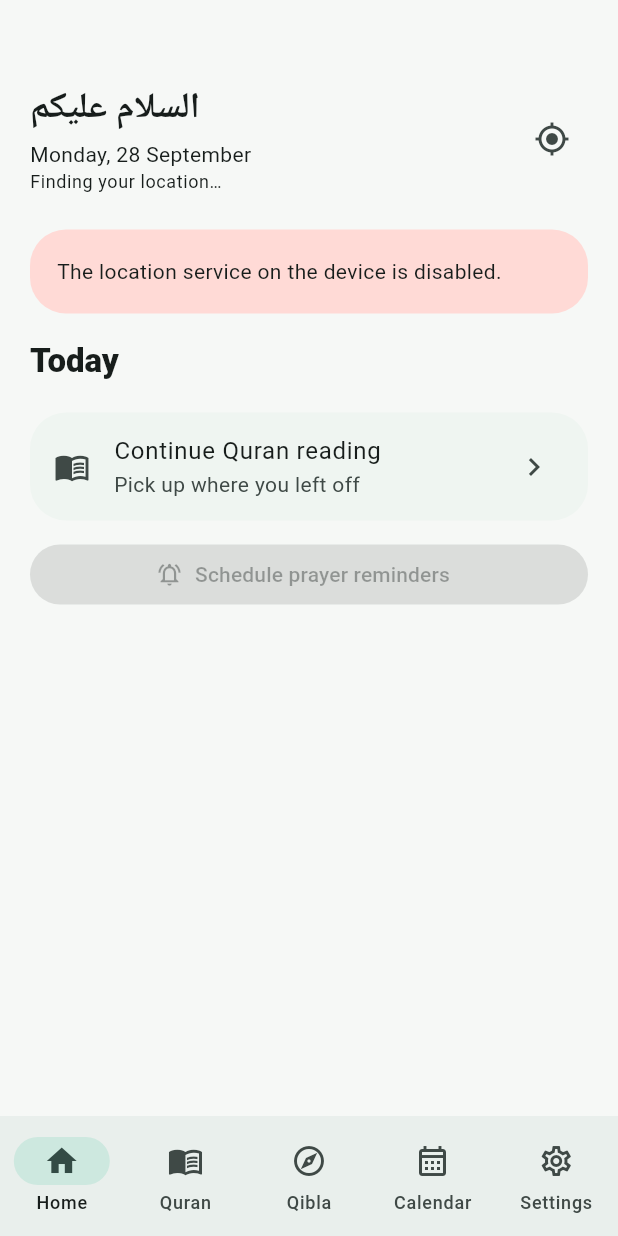
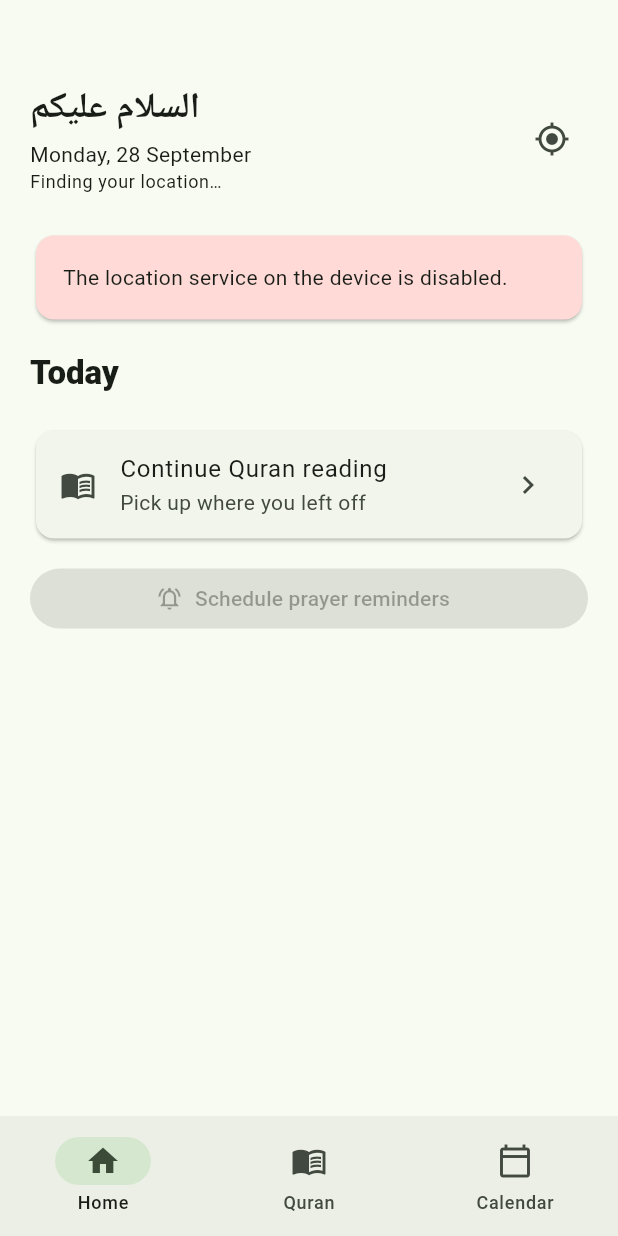
Before and after one commit to 3bdalla3adil/AndroidPrayerTimesApp, a Flutter app: the screen it shows after launch, on a phone screen of 412 x 824 dp. Run offline on Flutter 3.47's test engine with Material 3 defaults, Android fonts, the phone set to English and light mode, and no system bars; our stand-ins replace flutter_local_notifications, flutter_timezone, geolocator, shared_preferences, timezone; missing offline and left inert: adhan_dart, flutter_device_compass, quran_data_dart.

Commit message:
Refactor app structure and navigation
Refactor the app structure to use a RootShell widget and streamline the navigation logic. Removed unused imports and adjusted the MaterialApp setup.

```diff
--- a/flutter_app/lib/app.dart
+++ b/flutter_app/lib/app.dart
@@ -1,75 +1,75 @@
 import 'package:flutter/material.dart';
-import 'package:quran_data_dart/quran.dart';
 
 import 'screens/home_screen.dart';
 import 'screens/quran_screen.dart';
-import 'screens/qibla_screen.dart';
 import 'screens/calendar_screen.dart';
-import 'screens/settings_screen.dart';
-import 'services/notification_service.dart';
+// import 'screens/other_screens.dart';  // add yours
 
-class AppBootstrap {
-  static Future<void> initialize() async {
-    await QuranService.initialize();
-    await NotificationService.initialize();
+class SalawatQuranApp extends StatelessWidget {
+  const SalawatQuranApp({super.key});
+
+  @override
+  Widget build(BuildContext context) {
+    return MaterialApp(
+      title: 'Salawat Quran',
+      debugShowCheckedModeBanner: false,
+      theme: ThemeData(
+        useMaterial3: true,
+        colorSchemeSeed: Colors.green,
+      ),
+      home: const RootShell(),
+    );
   }
 }
 
-class SalawatQuranApp extends StatefulWidget {
-  const SalawatQuranApp({super.key});
+class RootShell extends StatefulWidget {
+  const RootShell({super.key});
 
   @override
-  State<SalawatQuranApp> createState() => _SalawatQuranAppState();
+  State<RootShell> createState() => _RootShellState();
 }
 
-class _SalawatQuranAppState extends State<SalawatQuranApp> {
-  int index = 0;
+class _RootShellState extends State<RootShell> {
+  int _currentIndex = 0;
 
-  final screens = const [
-    HomeScreen(),
-    QuranScreen(),
-    QiblaScreen(),
-    CalendarScreen(),
-    SettingsScreen(),
-  ];
+  // Build only the active tab — lazy loading.
+  Widget _buildBody() {
+    switch (_currentIndex) {
+      case 0:
+        return const HomeScreen();
+      case 1:
+        return const QuranScreen();
+      case 2:
+        return const CalendarScreen();
+      default:
+        return const HomeScreen();
+    }
+  }
 
   @override
   Widget build(BuildContext context) {
-    const seed = Color(0xFF176B5B);
-    return MaterialApp(
-      title: 'Salawat & Quran',
-      debugShowCheckedModeBanner: false,
-      theme: ThemeData(
-        useMaterial3: true,
-        colorScheme: ColorScheme.fromSeed(seedColor: seed),
-        scaffoldBackgroundColor: const Color(0xFFF6F8F6),
-        cardTheme: CardThemeData(
-          elevation: 0,
-          margin: EdgeInsets.zero,
-          shape: RoundedRectangleBorder(borderRadius: BorderRadius.circular(24)),
-        ),
-      ),
-      darkTheme: ThemeData(
-        useMaterial3: true,
-        colorScheme: ColorScheme.fromSeed(
-          seedColor: seed,
-          brightness: Brightness.dark,
-        ),
-      ),
-      themeMode: ThemeMode.system,
-      home: Scaffold(
-        body: IndexedStack(index: index, children: screens),
-        bottomNavigationBar: NavigationBar(
-          selectedIndex: index,
-          onDestinationSelected: (value) => setState(() => index = value),
-          destinations: const [
-            NavigationDestination(icon: Icon(Icons.home_outlined), selectedIcon: Icon(Icons.home), label: 'Home'),
-            NavigationDestination(icon: Icon(Icons.menu_book_outlined), selectedIcon: Icon(Icons.menu_book), label: 'Quran'),
-            NavigationDestination(icon: Icon(Icons.explore_outlined), selectedIcon: Icon(Icons.explore), label: 'Qibla'),
-            NavigationDestination(icon: Icon(Icons.calendar_month_outlined), selectedIcon: Icon(Icons.calendar_month), label: 'Calendar'),
-            NavigationDestination(icon: Icon(Icons.settings_outlined), selectedIcon: Icon(Icons.settings), label: 'Settings'),
-          ],
-        ),
+    return Scaffold(
+      body: _buildBody(),
+      bottomNavigationBar: NavigationBar(
+        selectedIndex: _currentIndex,
+        onDestinationSelected: (i) => setState(() => _currentIndex = i),
+        destinations: const [
+          NavigationDestination(
+            icon: Icon(Icons.home_outlined),
+            selectedIcon: Icon(Icons.home),
+            label: 'Home',
+          ),
+          NavigationDestination(
+            icon: Icon(Icons.menu_book_outlined),
+            selectedIcon: Icon(Icons.menu_book),
+            label: 'Quran',
+          ),
+          NavigationDestination(
+            icon: Icon(Icons.calendar_today_outlined),
+            selectedIcon: Icon(Icons.calendar_today),
+            label: 'Calendar',
+          ),
+        ],
       ),
     );
   }
```
